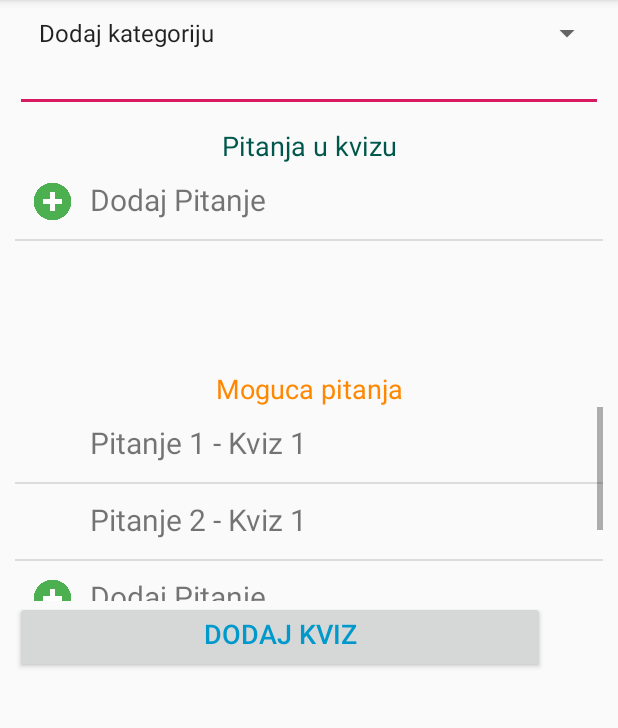
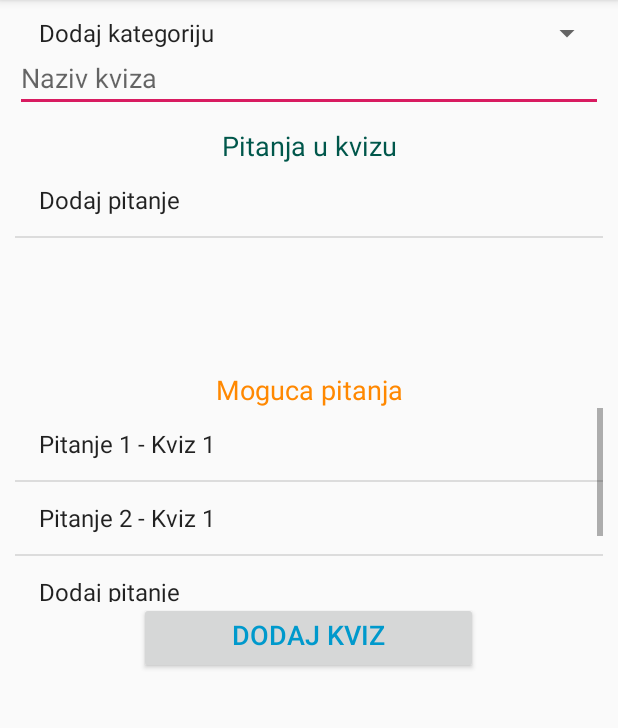
Before and after one commit to fpoljcic/rma-projekat, an Android app: the screen it shows after launch (DodajKvizAkt), after a tap on "Dodaj Kviz", on a phone screen of 412 x 824 dp, the part 84-812 px from its top. Run offline under Robolectric (Android 15) with nearby library versions, the phone set to English and light mode, and no system bars; 1 statement that could not run was skipped.

Commit message:
Poboljšan izgled aplikacije, tekstualne konstante dodate u strings.xml file, započeta implementacija dodavanja pitanja

```diff
--- a/app/src/main/java/ba/unsa/etf/rma/aktivnosti/DodajKvizAkt.java
+++ b/app/src/main/java/ba/unsa/etf/rma/aktivnosti/DodajKvizAkt.java
@@ -16,7 +16,6 @@ import java.util.ArrayList;
 import ba.unsa.etf.rma.R;
 import ba.unsa.etf.rma.klase.Kategorija;
 import ba.unsa.etf.rma.klase.Kviz;
-import ba.unsa.etf.rma.klase.ListAdapter;
 import ba.unsa.etf.rma.klase.Pitanje;
 
 public class DodajKvizAkt extends AppCompatActivity {
@@ -24,7 +23,7 @@ public class DodajKvizAkt extends AppCompatActivity {
     private EditText quizName;
     private ListView questionsList, optionalQuestionsList;
     private Button button;
-    private ListAdapter listAdapter, optListAdapter;
+    private ArrayAdapter<Pitanje> listAdapter, optListAdapter;
     private ArrayList<Pitanje> pitanja = new ArrayList<>(), mogucaPitanja = new ArrayList<>();
     private ArrayList<Kategorija> kategorije = new ArrayList<>();
     private int pozicija = -1;
@@ -50,7 +49,7 @@ public class DodajKvizAkt extends AppCompatActivity {
                     Intent myIntent = new Intent(DodajKvizAkt.this, DodajPitanjeAkt.class);
                     DodajKvizAkt.this.startActivity(myIntent);
                 } else {
-                    mogucaPitanja.add(mogucaPitanja.size() - 1, pitanja.get(position));
+                    mogucaPitanja.add(pitanja.get(position));
                     pitanja.remove(position);
                     listAdapter.notifyDataSetChanged();
                     optListAdapter.notifyDataSetChanged();
@@ -122,12 +121,13 @@ public class DodajKvizAkt extends AppCompatActivity {
             kategorije.add(kategorija);
             return;
         }
-        pitanja.add(null);
-        listAdapter = new ListAdapter(this, pitanja, getResources(), Pitanje.class);
+        pitanja.add(new Pitanje());
+
+        listAdapter = new ArrayAdapter<>(this, android.R.layout.simple_list_item_1, pitanja);
         questionsList.setAdapter(listAdapter);
 
         mogucaPitanja = (ArrayList<Pitanje>) intent.getSerializableExtra("mogucaPitanja");
-        optListAdapter = new ListAdapter(this, mogucaPitanja, getResources(), Pitanje.class);
+        optListAdapter = new ArrayAdapter<>(this, android.R.layout.simple_list_item_1, mogucaPitanja);
         optionalQuestionsList.setAdapter(optListAdapter);
 
         int layoutID = android.R.layout.simple_list_item_1;
--- a/app/src/main/java/ba/unsa/etf/rma/klase/Kategorija.java
+++ b/app/src/main/java/ba/unsa/etf/rma/klase/Kategorija.java
@@ -41,13 +41,12 @@ public class Kategorija implements Serializable {
         if (this == o) return true;
         if (o == null || getClass() != o.getClass()) return false;
         Kategorija that = (Kategorija) o;
-        return Objects.equals(naziv, that.naziv) &&
-                Objects.equals(id, that.id);
+        return Objects.equals(naziv, that.naziv);
     }
 
     @Override
     public int hashCode() {
-        return Objects.hash(naziv, id);
+        return Objects.hash(naziv);
     }
 
     public String getImage() {
--- a/app/src/main/java/ba/unsa/etf/rma/klase/Pitanje.java
+++ b/app/src/main/java/ba/unsa/etf/rma/klase/Pitanje.java
@@ -61,6 +61,8 @@ public class Pitanje implements Serializable {
 
     @Override
     public String toString() {
+        if (naziv == null)
+            return "Dodaj pitanje";
         return naziv;
     }
 
--- a/app/src/main/res/layout/activity_dodaj_kviz.xml
+++ b/app/src/main/res/layout/activity_dodaj_kviz.xml
@@ -3,6 +3,7 @@
     xmlns:tools="http://schemas.android.com/tools"
     android:layout_width="match_parent"
     android:layout_height="match_parent"
+    android:gravity="center_horizontal"
     android:orientation="vertical"
     android:padding="10dp"
     tools:context=".aktivnosti.DodajKvizAkt">
@@ -17,6 +18,7 @@
         android:layout_width="match_parent"
         android:layout_height="wrap_content"
         android:ems="10"
+        android:hint="@string/naziv_kviza"
         android:inputType="textPersonName"
         android:paddingTop="5dp" />
 
@@ -25,7 +27,7 @@
         android:layout_width="match_parent"
         android:layout_height="wrap_content"
         android:paddingTop="10dp"
-        android:text="Pitanja u kvizu"
+        android:text="@string/pitanja_u_kvizu"
         android:textAlignment="center"
         android:textColor="@color/colorPrimaryDark"
         android:textSize="18sp" />
@@ -33,14 +35,14 @@
     <ListView
         android:id="@+id/lvDodanaPitanja"
         android:layout_width="match_parent"
-        android:layout_height="127dp" />
+        android:layout_height="128dp" />
 
     <TextView
         android:id="@+id/textView3"
         android:layout_width="match_parent"
         android:layout_height="wrap_content"
         android:paddingTop="10dp"
-        android:text="Moguca pitanja"
+        android:text="@string/moguca_pitanja"
         android:textAlignment="center"
         android:textColor="@android:color/holo_orange_dark"
         android:textSize="18sp" />
@@ -52,10 +54,10 @@
 
     <Button
         android:id="@+id/btnDodajKviz"
-        android:layout_width="353dp"
+        android:layout_width="226dp"
         android:layout_height="wrap_content"
         android:paddingTop="5dp"
-        android:text="Dodaj kviz"
+        android:text="@string/dodaj_kviz"
         android:textColor="@android:color/holo_blue_dark"
         android:textSize="18sp" />
 </LinearLayout>
--- a/app/src/main/res/values/strings.xml
+++ b/app/src/main/res/values/strings.xml
@@ -1,3 +1,17 @@
 <resources>
     <string name="app_name">RMA projekat</string>
+    <string name="naziv_kategorije">Naziv kategorije</string>
+    <string name="ikona">Ikona</string>
+    <string name="dodaj_ikonu">Dodaj ikonu</string>
+    <string name="spasi_kategoriju">Spasi kategoriju</string>
+    <string name="pitanja_u_kvizu">Pitanja u kvizu</string>
+    <string name="moguca_pitanja">Moguca pitanja</string>
+    <string name="dodaj_kviz">Dodaj kviz</string>
+    <string name="odgovori">Odgovori</string>
+    <string name="dodaj">Dodaj</string>
+    <string name="dodaj_tacan">Dodaj tacan</string>
+    <string name="spasi_pitanje">Spasi pitanje</string>
+    <string name="naziv_pitanja">Naziv pitanja</string>
+    <string name="odgovor">Odgovor</string>
+    <string name="naziv_kviza">Naziv kviza</string>
 </resources>
```
Also changed, not shown: app/src/main/java/ba/unsa/etf/rma/aktivnosti/DodajPitanjeAkt.java (+70 -0 lines), app/src/main/res/layout/activity_dodaj_kategoriju.xml (+5 -2 lines), app/src/main/res/layout/activity_dodaj_pitanje.xml (+9 -6 lines).
